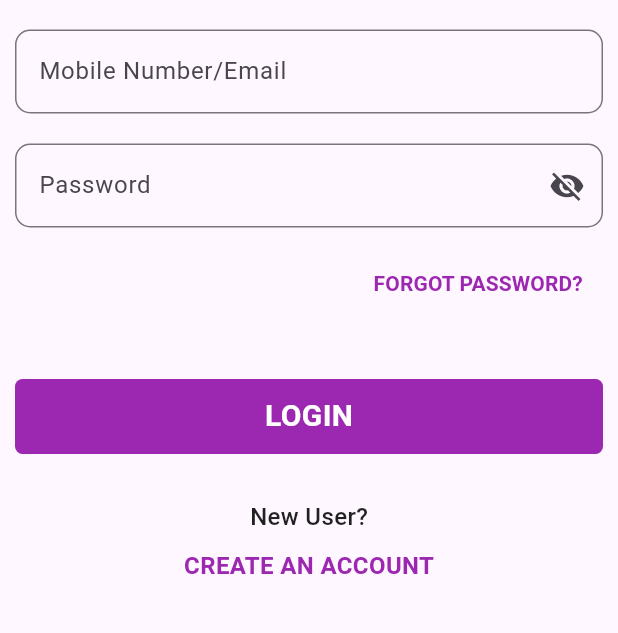
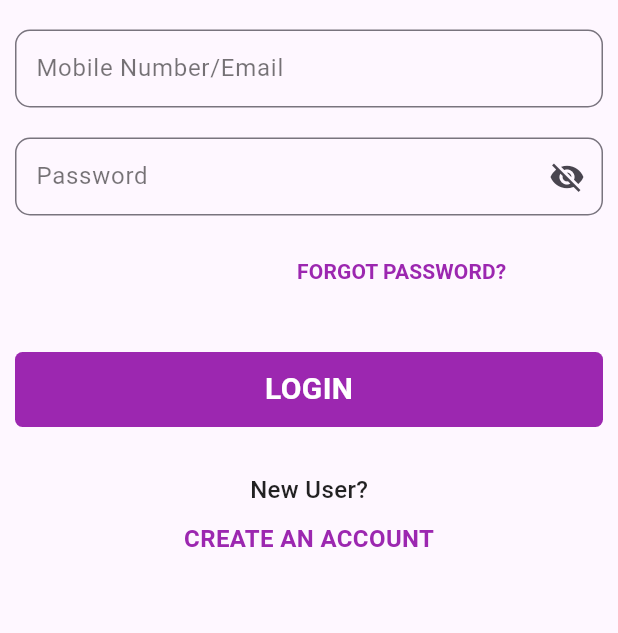
Before and after one commit to dhakalsumit/chalti-app, a Flutter app: the screen it shows after launch, on a phone screen of 412 x 824 dp, the part 404-1037 px from its top. Run offline on Flutter 3.47's test engine with Material 3 defaults, Android fonts, the phone set to English and light mode, and no system bars; our stand-ins replace firebase_core; accounts and stored records are empty.

```diff
--- a/lib/home/home_page.dart
+++ b/lib/home/home_page.dart
@@ -1,6 +1,7 @@
 import 'package:flutter/material.dart';
 import 'package:flutterapp/home/main_page.dart';
 import 'package:flutterapp/home/second_page.dart';
+import 'package:flutterapp/home/sign_in.dart';
 
 class MyHomePage extends StatefulWidget {
   const MyHomePage({super.key});
@@ -58,9 +59,15 @@ class _MyHomePageState extends State<MyHomePage> {
                   ),
                   TextField(
                     decoration: InputDecoration(
+                      contentPadding:
+                          const EdgeInsets.only(top: 16, left: 10, bottom: 12),
                       border: OutlineInputBorder(
                           borderRadius: BorderRadius.circular(10)),
-                      label: const Text('Mobile Number/Email'),
+                      label: const Text(
+                        'Mobile Number/Email',
+                        style: TextStyle(
+                            fontWeight: FontWeight.w400, color: Colors.black54),
+                      ),
                     ),
                   ),
                   const SizedBox(
@@ -69,6 +76,8 @@ class _MyHomePageState extends State<MyHomePage> {
                   TextField(
                     obscureText: isVisible ? true : false,
                     decoration: InputDecoration(
+                      contentPadding:
+                          const EdgeInsets.only(top: 16, left: 10, bottom: 12),
                       suffixIcon: IconButton(
                           onPressed: () {
                             setState(() {
@@ -80,14 +89,18 @@ class _MyHomePageState extends State<MyHomePage> {
                               : const Icon(Icons.visibility)),
                       border: OutlineInputBorder(
                           borderRadius: BorderRadius.circular(10)),
-                      label: const Text('Password'),
+                      label: const Text(
+                        'Password',
+                        style: TextStyle(
+                            fontWeight: FontWeight.w400, color: Colors.black54),
+                      ),
                     ),
                   ),
                   const SizedBox(
                     height: 13,
                   ),
                   Padding(
-                    padding: const EdgeInsets.only(left: 227),
+                    padding: const EdgeInsets.only(left: 176),
                     child: TextButton(
                       onPressed: () {
                         Navigator.push(
@@ -106,7 +119,7 @@ class _MyHomePageState extends State<MyHomePage> {
                     ),
                   ),
                   const SizedBox(
-                    height: 40,
+                    height: 30,
                   ),
                   Container(
                     height: 50,
@@ -148,13 +161,21 @@ class _MyHomePageState extends State<MyHomePage> {
                   const SizedBox(
                     height: 10,
                   ),
-                  const Center(
-                      child: Text(
-                    "CREATE AN ACCOUNT",
-                    style: TextStyle(
-                        fontSize: 16,
-                        fontWeight: FontWeight.w600,
-                        color: Colors.purple),
+                  Center(
+                      child: InkWell(
+                    onTap: () {
+                      Navigator.push(
+                        context,
+                        MaterialPageRoute(builder: (context) => const SignIn()),
+                      );
+                    },
+                    child: const Text(
+                      "CREATE AN ACCOUNT",
+                      style: TextStyle(
+                          fontSize: 16,
+                          fontWeight: FontWeight.w600,
+                          color: Colors.purple),
+                    ),
                   ))
                 ],
               ),
--- a/lib/home/second_page.dart
+++ b/lib/home/second_page.dart
@@ -27,7 +27,7 @@ class _SecondRouteState extends State<SecondRoute> {
                       fontSize: 24),
                 ),
                 const Text(
-                  "Recover your khalti password",
+                  "Recover your chalti password",
                   style: TextStyle(
                       height: 3,
                       fontWeight: FontWeight.w500,
@@ -37,6 +37,8 @@ class _SecondRouteState extends State<SecondRoute> {
                 const SizedBox(height: 10),
                 TextField(
                   decoration: InputDecoration(
+                    contentPadding:
+                        const EdgeInsets.only(top: 16, left: 10, bottom: 12),
                     border: OutlineInputBorder(
                         borderRadius: BorderRadius.circular(10)),
                     label: const Text('Mobile Number'),
@@ -44,7 +46,7 @@ class _SecondRouteState extends State<SecondRoute> {
                 ),
                 const SizedBox(height: 40),
                 Container(
-                  height: 55 ,
+                  height: 50,
                   decoration: BoxDecoration(
                       color: Colors.purple,
                       borderRadius: BorderRadius.circular(5)),
```
Also changed, not shown: lib/home/main_page.dart (+14 -3 lines), lib/home/sign_in.dart (added, +162 -0 lines).
